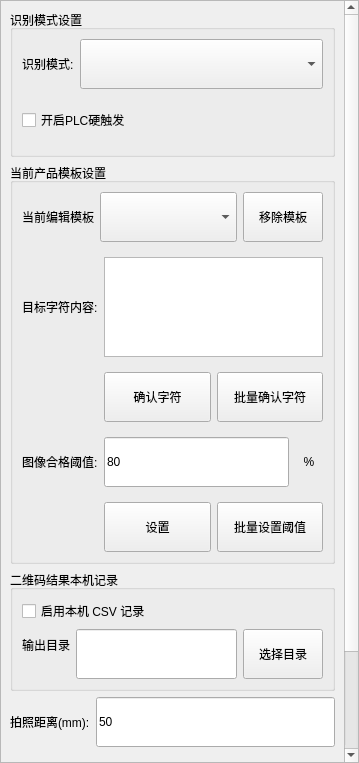
Qt form app/ui/main_window/settings/detection_settings_page.ui (GitHub3651/shenyinocr) before a commit.
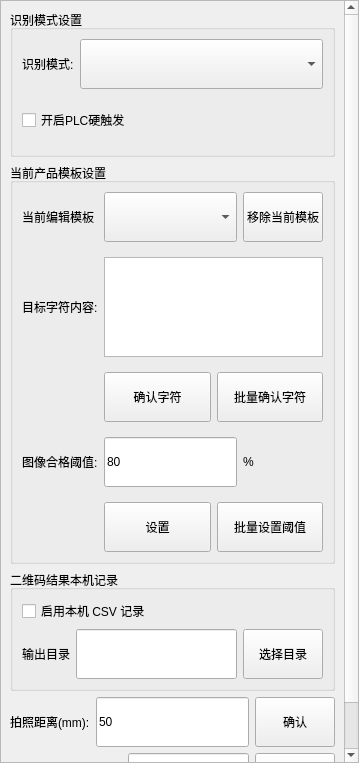
The same form after that commit.

The edit to the form file:
```diff
--- a/app/ui/main_window/settings/detection_settings_page.ui
+++ b/app/ui/main_window/settings/detection_settings_page.ui
@@ -32,9 +32,9 @@
       <property name="geometry">
        <rect>
         <x>0</x>
-        <y>-10</y>
-        <width>340</width>
-        <height>771</height>
+        <y>0</y>
+        <width>357</width>
+        <height>761</height>
        </rect>
       </property>
       <layout class="QGridLayout" name="gridLayout_detectionSettings">
@@ -92,22 +92,7 @@
           <property name="verticalSpacing">
            <number>15</number>
           </property>
-          <item row="0" column="0" colspan="3">
-           <widget class="QWidget" name="widget_currentTemplateEditor" native="true">
-            <layout class="QHBoxLayout" name="horizontalLayout_currentTemplateEditor">
-             <property name="leftMargin">
-              <number>0</number>
-             </property>
-             <property name="topMargin">
-              <number>0</number>
-             </property>
-             <property name="rightMargin">
-              <number>0</number>
-             </property>
-             <property name="bottomMargin">
-              <number>0</number>
-             </property>
-             <item>
+          <item row="0" column="0">
               <widget class="QLabel" name="label_currentEditTemplate">
                <property name="frameShape">
                 <enum>QFrame::NoFrame</enum>
@@ -117,7 +102,7 @@
                </property>
               </widget>
              </item>
-             <item>
+          <item row="0" column="1">
               <widget class="QComboBox" name="comboBox_currentEditTemplate">
                <property name="sizePolicy">
                 <sizepolicy hsizetype="Expanding" vsizetype="Fixed">
@@ -133,7 +118,7 @@
                </property>
               </widget>
              </item>
-             <item>
+          <item row="0" column="2">
               <widget class="QPushButton" name="toolButton_removeCurrentTemplate">
                <property name="minimumSize">
                 <size>
@@ -145,16 +130,13 @@
                 <string>从当前检测方案移除模板，不会删除模板文件夹。</string>
                </property>
                <property name="text">
-                <string>移除模板</string>
+             <string>移除当前模板</string>
                </property>
                <property name="uiRole" stdset="0">
                 <string>danger</string>
                </property>
               </widget>
              </item>
-            </layout>
-           </widget>
-          </item>
           <item row="2" column="1" colspan="2">
            <layout class="QHBoxLayout" name="horizontalLayout_targetTextActions">
             <property name="spacing">
@@ -247,9 +229,15 @@
               <height>50</height>
              </size>
             </property>
+            <property name="toolTip">
+             <string>请输0到100之间的整数，单位：%</string>
+            </property>
             <property name="text">
              <string>80</string>
             </property>
+            <property name="maxLength">
+             <number>3</number>
+            </property>
            </widget>
           </item>
           <item row="3" column="2">
@@ -270,7 +258,7 @@
              <string>%</string>
             </property>
             <property name="alignment">
-             <set>Qt::AlignCenter</set>
+             <set>Qt::AlignLeading|Qt::AlignLeft|Qt::AlignVCenter</set>
             </property>
            </widget>
           </item>
@@ -339,8 +327,8 @@
          <property name="title">
           <string>二维码结果本机记录</string>
          </property>
-         <layout class="QFormLayout" name="formLayout_barcodeCsv">
-          <item row="0" column="0" colspan="2">
+         <layout class="QGridLayout" name="gridLayout_barcodeCsv" columnstretch="0,1,0">
+          <item row="0" column="0" colspan="3">
            <widget class="QCheckBox" name="barcodeCsvEnable">
             <property name="text">
              <string>启用本机 CSV 记录</string>
@@ -355,8 +343,6 @@
            </widget>
           </item>
           <item row="1" column="1">
-           <layout class="QHBoxLayout" name="horizontalLayout_barcodeCsvOutputDirectory">
-            <item>
              <widget class="QLineEdit" name="barcodeCsvOutputDirectory">
               <property name="minimumSize">
                <size>
@@ -369,7 +355,7 @@
               </property>
              </widget>
             </item>
-            <item>
+          <item row="1" column="2">
              <widget class="QPushButton" name="barcodeCsvBrowseDirectory">
               <property name="minimumSize">
                <size>
@@ -383,8 +369,6 @@
              </widget>
             </item>
            </layout>
-          </item>
-         </layout>
         </widget>
        </item>
        <item row="3" column="0">
@@ -412,7 +396,7 @@
            </property>
           </widget>
          </item>
-         <item row="1" column="1">
+         <item row="0" column="2">
           <widget class="QPushButton" name="pushButton_applyPhotoDistance">
            <property name="minimumSize">
             <size>
```
Lines whose indentation alone changed are shown as unchanged.
